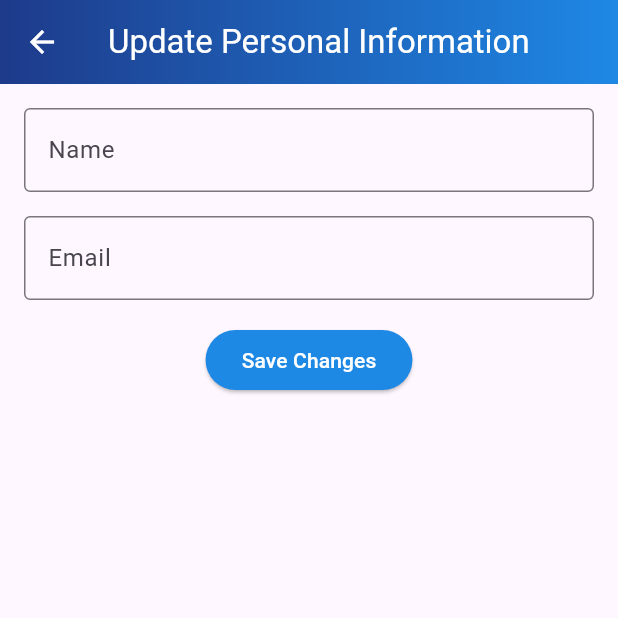
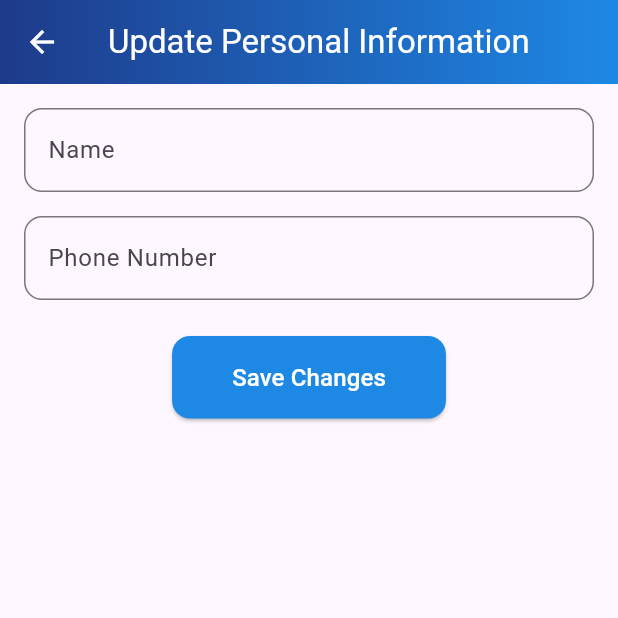
Before and after one commit to MinaMorgan/Hedieaty, a Flutter app: the UpdateInfoPage screen opened by its route, on a phone screen of 412 x 824 dp, the top half of it. Run offline on Flutter 3.47's test engine with Material 3 defaults, Android fonts, the phone set to English and light mode, and no system bars; our stand-ins replace cloud_firestore, firebase_auth, firebase_core, image_picker, shared_preferences, sqflite; accounts and stored records are empty.

Commit message:
Update User Info Added

```diff
--- a/lib/screens/profile/update_info_page.dart
+++ b/lib/screens/profile/update_info_page.dart
@@ -1,6 +1,7 @@
 import 'package:flutter/material.dart';
+import '/services/shared_preferences_manager.dart';
 import '/widgets/gradient_appbar.dart';
-
+import '/controller/user_controller.dart';
 
 class UpdateInfoPage extends StatefulWidget {
   const UpdateInfoPage({super.key});
@@ -11,7 +12,7 @@ class UpdateInfoPage extends StatefulWidget {
 
 class _UpdateInfoPageState extends State<UpdateInfoPage> {
   final TextEditingController nameController = TextEditingController();
-  final TextEditingController emailController = TextEditingController();
+  final TextEditingController phoneController = TextEditingController();
 
   @override
   Widget build(BuildContext context) {
@@ -19,44 +20,88 @@ class _UpdateInfoPageState extends State<UpdateInfoPage> {
       appBar: const GradientAppBar(title: 'Update Personal Information'),
       body: Padding(
         padding: const EdgeInsets.all(16.0),
+        child: SingleChildScrollView(
           child: Column(
+            crossAxisAlignment: CrossAxisAlignment.start,
             children: [
               TextField(
                 controller: nameController,
-              decoration: const InputDecoration(
+                decoration: InputDecoration(
                   labelText: 'Name',
-                border: OutlineInputBorder(),
+                  border: OutlineInputBorder(
+                    borderRadius: BorderRadius.circular(12),
+                  ),
                 ),
               ),
               const SizedBox(height: 16.0),
               TextField(
-              controller: emailController,
-              decoration: const InputDecoration(
-                labelText: 'Email',
-                border: OutlineInputBorder(),
+                controller: phoneController,
+                keyboardType: TextInputType.phone,
+                decoration: InputDecoration(
+                  labelText: 'Phone Number',
+                  border: OutlineInputBorder(
+                    borderRadius: BorderRadius.circular(12),
                   ),
                 ),
-            const SizedBox(height: 16.0),
-            ElevatedButton(
-              onPressed: () {
-                // Save updated information
-                String updatedName = nameController.text;
-                String updatedEmail = emailController.text;
-                // Update the user information
-                print('Updated Name: $updatedName');
-                print('Updated Email: $updatedEmail');
-                Navigator.pop(context); // Return to previous page
-              },
-              style:
-                  ElevatedButton.styleFrom(backgroundColor: const Color(0xFF1E88E5)),
+              ),
+              const SizedBox(height: 24.0),
+              Center(
+                child: ElevatedButton(
+                  onPressed: _saveChanges,
+                  style: ElevatedButton.styleFrom(
+                    backgroundColor: const Color(0xFF1E88E5),
+                    padding: const EdgeInsets.symmetric(
+                      horizontal: 40,
+                      vertical: 16,
+                    ),
+                    shape: RoundedRectangleBorder(
+                      borderRadius: BorderRadius.circular(12),
+                    ),
+                  ),
                   child: const Text(
                     'Save Changes',
-                style: TextStyle(color: Colors.white),
+                    style: TextStyle(fontSize: 16, color: Colors.white),
+                  ),
                 ),
               ),
             ],
           ),
         ),
+      ),
     );
   }
+
+  void _saveChanges() async{
+    final updatedName = nameController.text.trim();
+    final updatedPhone = phoneController.text.trim();
+
+    if (updatedName.isEmpty && updatedPhone.isEmpty) {
+      ScaffoldMessenger.of(context).showSnackBar(
+        const SnackBar(
+          content: Text('Please fill in at least one field to update!'),
+          backgroundColor: Colors.red,
+        ),
+      );
+      return;
+    } else {
+      final UserController controller = UserController();
+      final SharedPreferencesManager sharedPreferences =
+          SharedPreferencesManager();
+
+      final userId = await sharedPreferences.getUserId();
+      await controller.updateUser(
+        userId,
+        name: updatedName.isNotEmpty ? updatedName : null,
+        phone: updatedPhone.isNotEmpty ? updatedPhone : null,
+      );
+
+      ScaffoldMessenger.of(context).showSnackBar(
+        const SnackBar(
+          content: Text('Information updated successfully!'),
+          backgroundColor: Colors.green,
+        ),
+      );
+      Navigator.pop(context);
     }
+  }
+}
```
Also changed, not shown: lib/services/firebase_manager.dart (+7 -2 lines). Lines whose indentation alone changed are shown as unchanged.
